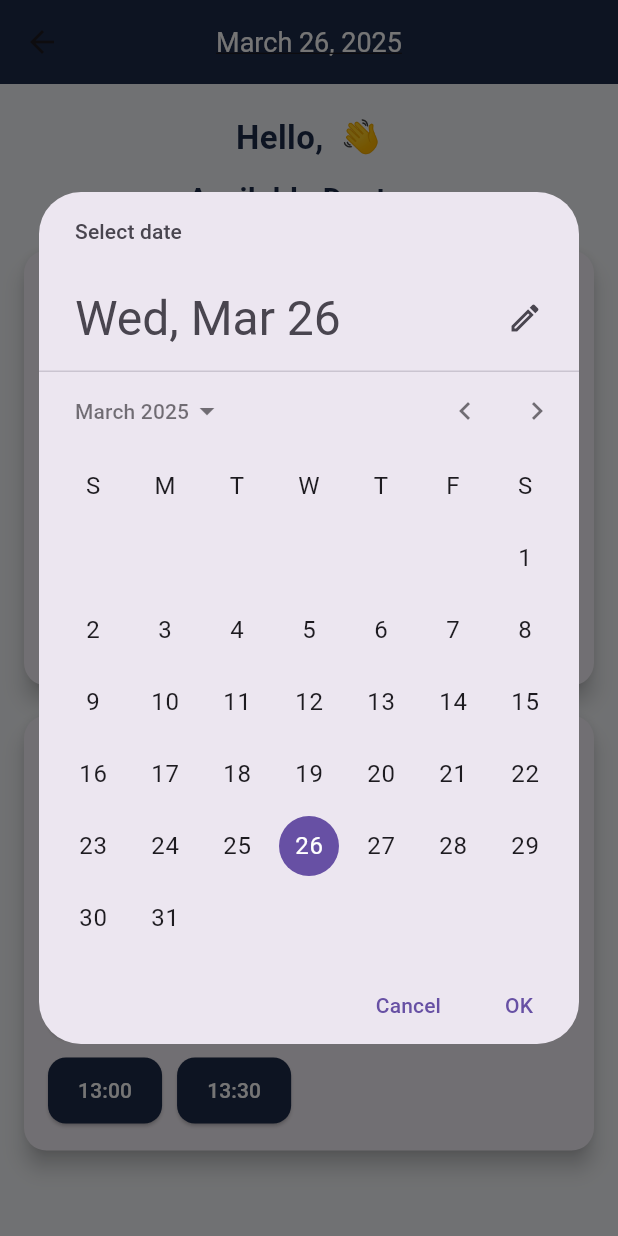
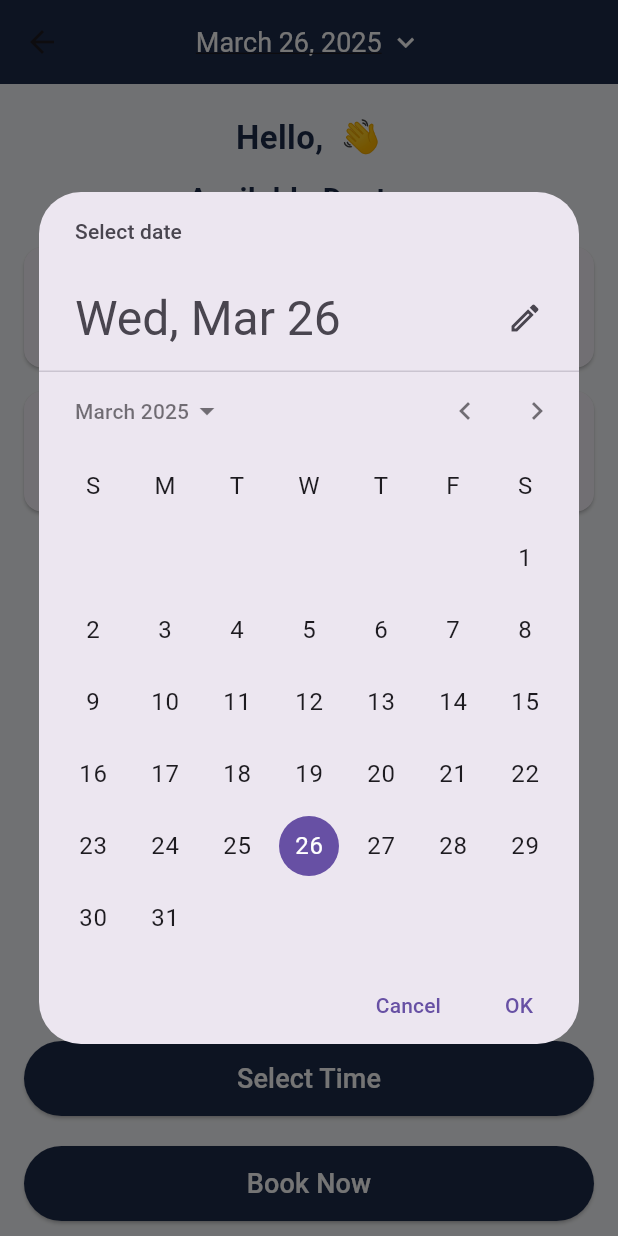
Before and after one commit to xdanujj/mediconnect, a Flutter app: the AppointmentScreen screen opened directly, after a tap on an icon or button, on a phone screen of 412 x 824 dp. Run offline on Flutter 3.47's test engine with Material 3 defaults, Android fonts, the phone set to English and light mode, and no system bars; our stand-ins replace file_picker, image_picker, supabase_flutter; accounts and stored records are empty.

Commit message:
saved login info, created time selector from material ui and button for choosing dates

```diff
--- a/mediconnect/lib/AppointmentScreen.dart
+++ b/mediconnect/lib/AppointmentScreen.dart
@@ -7,10 +7,9 @@ class AppointmentScreen extends StatefulWidget {
 }
 
 class _AppointmentScreenState extends State<AppointmentScreen> {
-  DateTime currentDate = DateTime.now();
   DateTime selectedDate = DateTime.now();
+  TimeOfDay selectedTime = TimeOfDay.now();
   String userName = 'User';
-  String? selectedSlot;
   String? selectedDoctor;
 
   @override
@@ -19,7 +18,6 @@ class _AppointmentScreenState extends State<AppointmentScreen> {
     fetchUserName();
   }
 
-  // ✅ Fetch User's Name from Supabase
   Future<void> fetchUserName() async {
     try {
       final user = Supabase.instance.client.auth.currentUser;
@@ -39,7 +37,6 @@ class _AppointmentScreenState extends State<AppointmentScreen> {
     }
   }
 
-  // ✅ Open Calendar and Select Date
   Future<void> _selectDate() async {
     DateTime? pickedDate = await showDatePicker(
       context: context,
@@ -51,18 +48,48 @@ class _AppointmentScreenState extends State<AppointmentScreen> {
     if (pickedDate != null) {
       setState(() {
         selectedDate = pickedDate;
-        selectedSlot = null;
-        selectedDoctor = null; // Reset selection on date change
+        selectedDoctor = null;
       });
     }
   }
 
-  // ✅ Book Now Function
+  Future<void> _selectTime() async {
+    TimeOfDay? pickedTime = await showTimePicker(
+      context: context,
+      initialTime: selectedTime,
+    );
+
+    if (pickedTime != null) {
+      setState(() {
+        selectedTime = pickedTime;
+      });
+    }
+  }
+
   void _bookNow() {
     ScaffoldMessenger.of(context).showSnackBar(
       SnackBar(
-        content: Text('Appointment booked with $selectedDoctor on ${_getMonthName(selectedDate.month)} ${selectedDate.day}, ${selectedDate.year} at $selectedSlot!'),
+        content: Text('Appointment booked with $selectedDoctor on ${_getMonthName(selectedDate.month)} ${selectedDate.day}, ${selectedDate.year} at ${selectedTime.format(context)}!'),
         backgroundColor: Colors.green,
+      ),
+    );
+  }
+
+  String _getMonthName(int month) {
+    List<String> months = [
+      "January", "February", "March", "April", "May", "June",
+      "July", "August", "September", "October", "November", "December"
+    ];
+    return months[month - 1];
+  }
+
+  Widget buildDoctorCard(String name, String specialization, double rating, int reviews) {
+    return Card(
+      margin: const EdgeInsets.symmetric(horizontal: 16, vertical: 8),
+      child: ListTile(
+        leading: CircleAvatar(child: Icon(Icons.person)),
+        title: Text(name, style: TextStyle(fontWeight: FontWeight.bold)),
+        subtitle: Text('$specialization • ⭐ $rating ($reviews Reviews)'),
       ),
     );
   }
@@ -74,13 +101,20 @@ class _AppointmentScreenState extends State<AppointmentScreen> {
       appBar: AppBar(
         title: GestureDetector(
           onTap: _selectDate,
-          child: Text(
+          child: Row(
+            mainAxisSize: MainAxisSize.min,
+            children: [
+              Text(
                 '${_getMonthName(selectedDate.month)} ${selectedDate.day}, ${selectedDate.year}',
                 style: const TextStyle(
                   fontSize: 18,
                   decoration: TextDecoration.underline,
                   color: Colors.white,
                 ),
+              ),
+              const SizedBox(width: 5),
+              const Icon(Icons.keyboard_arrow_down, color: Colors.white, size: 22),
+            ],
           ),
         ),
         centerTitle: true,
@@ -113,9 +147,20 @@ class _AppointmentScreenState extends State<AppointmentScreen> {
               ],
             ),
           ),
-          if (selectedSlot != null)
           Padding(
-              padding: const EdgeInsets.symmetric(horizontal: 16.0, vertical: 20.0),
+            padding: const EdgeInsets.symmetric(horizontal: 16.0, vertical: 10.0),
+            child: ElevatedButton(
+              onPressed: _selectTime,
+              style: ElevatedButton.styleFrom(
+                backgroundColor: const Color(0xFF1C2B4B),
+                foregroundColor: Colors.white,
+                minimumSize: const Size(double.infinity, 50),
+              ),
+              child: const Text('Select Time', style: TextStyle(fontSize: 18)),
+            ),
+          ),
+          Padding(
+            padding: const EdgeInsets.symmetric(horizontal: 16.0, vertical: 10.0),
             child: ElevatedButton(
               onPressed: _bookNow,
               style: ElevatedButton.styleFrom(
@@ -130,83 +175,4 @@ class _AppointmentScreenState extends State<AppointmentScreen> {
       ),
     );
   }
-
-  // ✅ Build Doctor Card
-  Widget buildDoctorCard(String name, String title, double rating, int reviews) {
-    return Card(
-      elevation: 6,
-      margin: const EdgeInsets.symmetric(horizontal: 16, vertical: 10),
-      shape: RoundedRectangleBorder(borderRadius: BorderRadius.circular(15)),
-      child: Padding(
-        padding: const EdgeInsets.all(16),
-        child: Column(
-          crossAxisAlignment: CrossAxisAlignment.start,
-          children: [
-            Row(
-              children: [
-                const CircleAvatar(
-                  backgroundColor: Color(0xFF1C2B4B),
-                  radius: 30,
-                  child: Icon(Icons.person, color: Colors.white, size: 30),
-                ),
-                const SizedBox(width: 15),
-                Column(
-                  crossAxisAlignment: CrossAxisAlignment.start,
-                  children: [
-                    Text(name, style: const TextStyle(color: Color(0xFF1C2B4B), fontSize: 18, fontWeight: FontWeight.bold)),
-                    const SizedBox(height: 4),
-                    Text(title, style: const TextStyle(color: Colors.grey, fontSize: 14)),
-                    const SizedBox(height: 8),
-                    Row(
-                      children: [
-                        const Icon(Icons.star, color: Colors.yellow, size: 16),
-                        Text(' $rating ($reviews Reviews)', style: const TextStyle(color: Colors.black54)),
-                      ],
-                    ),
-                  ],
-                ),
-              ],
-            ),
-            const SizedBox(height: 16),
-            Wrap(
-              spacing: 10,
-              runSpacing: 10,
-              children: List.generate(
-                10,
-                    (index) {
-                  final time = '${9 + (index ~/ 2)}:${index % 2 == 0 ? '00' : '30'}';
-                  return ElevatedButton(
-                    onPressed: () {
-                      setState(() {
-                        selectedSlot = time;
-                        selectedDoctor = name; // Track the selected doctor
-                      });
-                    },
-                    style: ElevatedButton.styleFrom(
-                      backgroundColor: (selectedSlot == time && selectedDoctor == name)
-                          ? Colors.green
-                          : const Color(0xFF1C2B4B),
-                      foregroundColor: Colors.white,
-                      padding: const EdgeInsets.symmetric(horizontal: 20, vertical: 12),
-                      shape: RoundedRectangleBorder(borderRadius: BorderRadius.circular(12)),
-                    ),
-                    child: Text(time),
-                  );
-                },
-              ),
-            ),
-          ],
-        ),
-      ),
-    );
 }
-
-  // ✅ Helper to Get Month Name
-  String _getMonthName(int month) {
-    const months = [
-      'January', 'February', 'March', 'April', 'May', 'June',
-      'July', 'August', 'September', 'October', 'November', 'December'
-    ];
-    return months[month - 1];
-  }
-}
--- a/mediconnect/lib/supabaseservices.dart
+++ b/mediconnect/lib/supabaseservices.dart
@@ -55,6 +55,7 @@ class SupabaseService {
       );
 
       if (response.user != null) {
+        // Session is automatically persisted by Supabase
         return "Login successful";
       }
       return "Invalid email or password. Please try again.";
@@ -87,4 +88,9 @@ class SupabaseService {
   bool isUserLoggedIn() {
     return getCurrentUser() != null;
   }
+
+  // ✅ Get Current Session
+  Session? getCurrentSession() {
+    return client.auth.currentSession;
+  }
 }
--- a/mediconnect/pubspec.yaml
+++ b/mediconnect/pubspec.yaml
@@ -28,6 +28,7 @@ environment:
 # the latest version available on pub.dev. To see which dependencies have newer
 # versions available, run `flutter pub outdated`.
 dependencies:
+  flutter_datetime_picker: ^1.5.1
   flutter:
     sdk: flutter
   supabase_flutter: ^2.0.0
```
Also changed, not shown: mediconnect/lib/loginpage.dart (+7 -1 lines), mediconnect/lib/main.dart (+26 -3 lines), mediconnect/pubspec.lock. Lines whose indentation alone changed are shown as unchanged.
